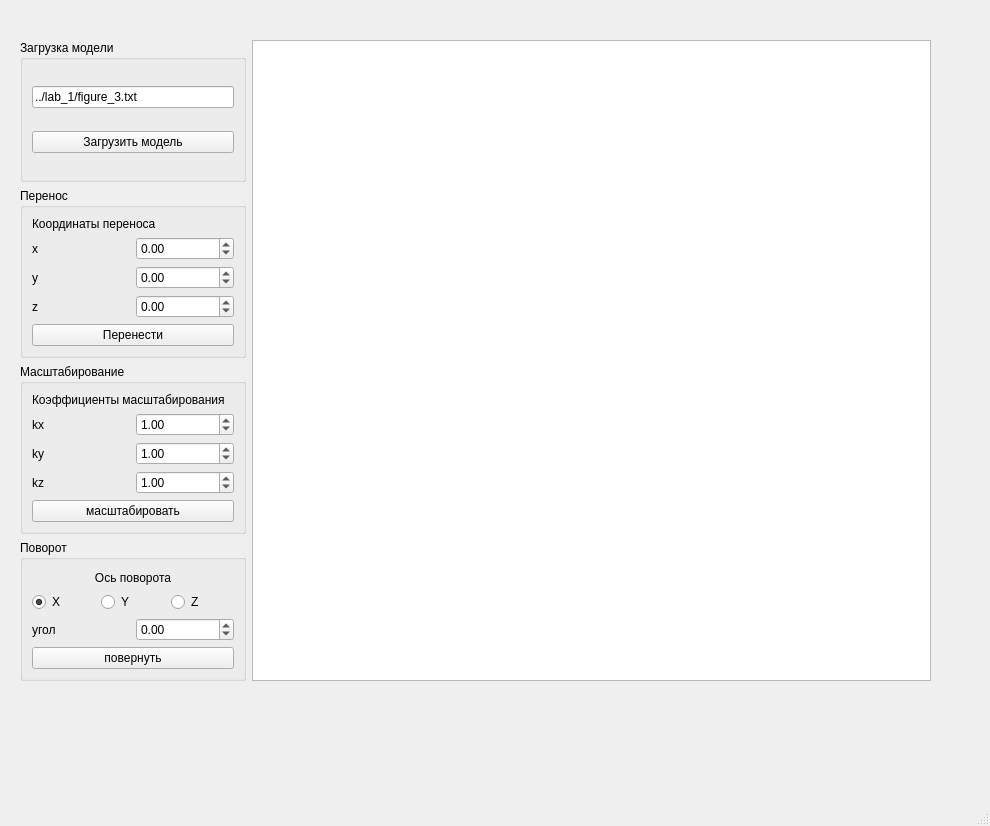
This is lab_1/lab_1/mainwindow.ui in XuTpoKoT/bmstu-sem4-oop as Qt 5 draws it before an edit. The edited form follows.
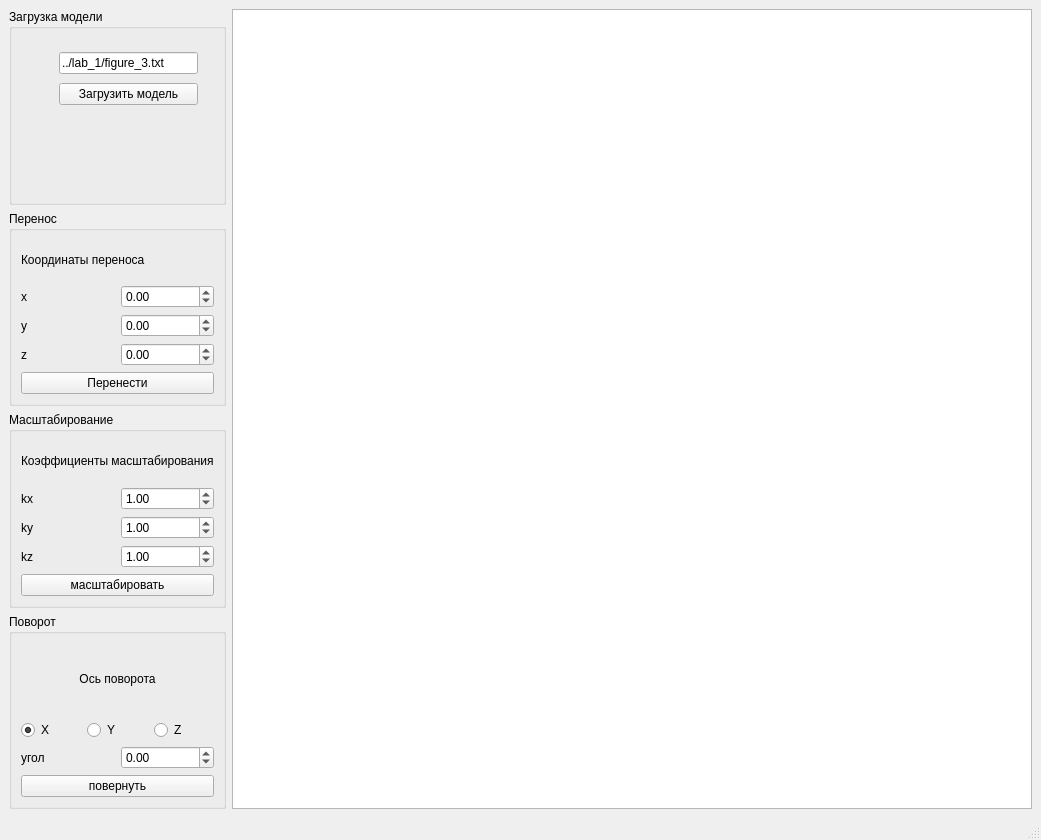
This is the edited form.

Diff of the .ui file:
```diff
--- a/lab_1/lab_1/mainwindow.ui
+++ b/lab_1/lab_1/mainwindow.ui
@@ -14,25 +14,33 @@
    <string>MainWindow</string>
   </property>
   <widget class="QWidget" name="centralwidget">
-   <widget class="QWidget" name="">
+   <layout class="QHBoxLayout" name="horizontalLayout_13">
+    <item>
+     <layout class="QHBoxLayout" name="horizontalLayout_12">
+      <item>
+       <layout class="QVBoxLayout" name="verticalLayout">
+        <item>
+         <widget class="QGroupBox" name="groupBox_2">
+          <property name="minimumSize">
+           <size>
+            <width>100</width>
+            <height>100</height>
+           </size>
+          </property>
+          <property name="title">
+           <string>Загрузка модели</string>
+          </property>
+          <widget class="QWidget" name="layoutWidget">
     <property name="geometry">
      <rect>
-      <x>20</x>
+             <x>50</x>
       <y>40</y>
-      <width>911</width>
-      <height>641</height>
-     </rect>
-    </property>
-    <layout class="QHBoxLayout" name="horizontalLayout_4" stretch="1,3">
-     <item>
+             <width>139</width>
+             <height>59</height>
+            </rect>
+           </property>
       <layout class="QVBoxLayout" name="verticalLayout_3">
        <item>
-        <widget class="QGroupBox" name="groupBox_2">
-         <property name="title">
-          <string>Загрузка модели</string>
-         </property>
-         <layout class="QVBoxLayout" name="verticalLayout">
-          <item>
            <widget class="QLineEdit" name="lineEdit_model_file">
             <property name="text">
              <string>../lab_1/figure_3.txt</string>
@@ -48,6 +56,7 @@
           </item>
          </layout>
         </widget>
+         </widget>
        </item>
        <item>
         <widget class="QGroupBox" name="groupBox">
@@ -308,10 +317,18 @@
       </layout>
      </item>
      <item>
-      <widget class="QGraphicsView" name="graphicsView"/>
-     </item>
-    </layout>
-   </widget>
+       <widget class="QGraphicsView" name="graphicsView">
+        <property name="minimumSize">
+         <size>
+          <width>800</width>
+          <height>800</height>
+         </size>
+        </property>
+       </widget>
+      </item>
+     </layout>
+    </item>
+   </layout>
   </widget>
   <widget class="QMenuBar" name="menubar">
    <property name="geometry">
```
Lines whose indentation alone changed are shown as unchanged.
